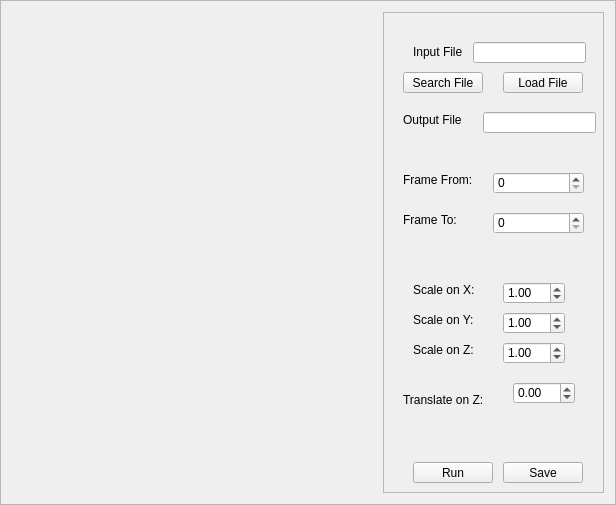
Old version of the form Dev/OSG/Src/Props/Avatar/AnimationEditor/VRAnimationEditorGUI.ui in the repository octaviansoldea/VRShop.
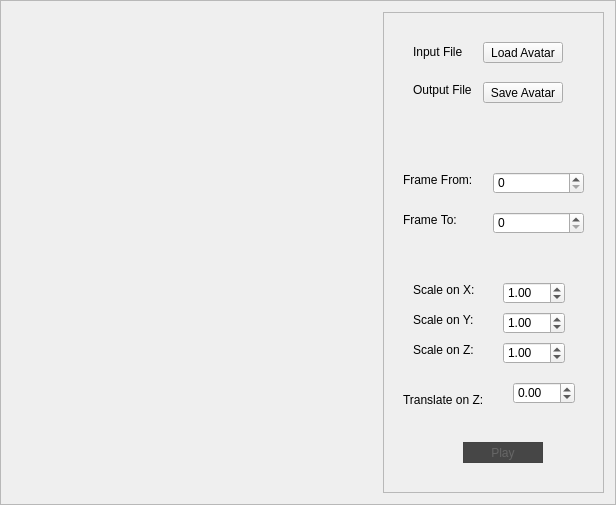
New version of the form. Icons and pictures are not drawn. Custom widgets are drawn as their Qt base class.

Commit message: Avatar editor updated and polished

The edit to the form file:
```diff
--- a/Dev/OSG/Src/Props/Avatar/AnimationEditor/VRAnimationEditorGUI.ui
+++ b/Dev/OSG/Src/Props/Avatar/AnimationEditor/VRAnimationEditorGUI.ui
@@ -62,17 +62,47 @@
      <property name="frameShadow">
       <enum>QFrame::Raised</enum>
      </property>
-     <widget class="QPushButton" name="m_pPushButtonRun">
+     <widget class="QToolButton" name="m_pToolButtonPlay">
       <property name="geometry">
        <rect>
-        <x>30</x>
-        <y>450</y>
+        <x>80</x>
+        <y>430</y>
         <width>80</width>
         <height>21</height>
        </rect>
       </property>
+      <property name="styleSheet">
+       <string notr="true">QToolButton {
+	border: 1px solid rgb(67,67,67);
+	color:rgb(102,102,102);
+	background-color:rgb(70,70,70);
+	selection-background-color: rgb(102,102,102);
+}
+
+QToolButton:hover	{
+	color: white;
+}
+
+QToolButton:checked {
+	background-color:rgb(102,102,102);
+	color:white;
+}
+</string>
+      </property>
       <property name="text">
-       <string>Run</string>
+       <string>Play</string>
+      </property>
+      <property name="checkable">
+       <bool>true</bool>
+      </property>
+      <property name="checked">
+       <bool>false</bool>
+      </property>
+      <property name="popupMode">
+       <enum>QToolButton::DelayedPopup</enum>
+      </property>
+      <property name="toolButtonStyle">
+       <enum>Qt::ToolButtonIconOnly</enum>
       </property>
      </widget>
      <widget class="QLabel" name="label_6">
@@ -156,8 +186,8 @@
      <widget class="QLabel" name="label_2">
       <property name="geometry">
        <rect>
-        <x>20</x>
-        <y>100</y>
+        <x>30</x>
+        <y>70</y>
         <width>61</width>
         <height>16</height>
        </rect>
@@ -179,19 +209,6 @@
        <string>Input File</string>
       </property>
      </widget>
-     <widget class="QPushButton" name="m_pPushButtonSave">
-      <property name="geometry">
-       <rect>
-        <x>120</x>
-        <y>450</y>
-        <width>80</width>
-        <height>21</height>
-       </rect>
-      </property>
-      <property name="text">
-       <string>Save</string>
-      </property>
-     </widget>
      <widget class="QDoubleSpinBox" name="m_pDoubleSpinBoxPosZ">
       <property name="geometry">
        <rect>
@@ -282,50 +299,30 @@
        <number>9999</number>
       </property>
      </widget>
-     <widget class="QLineEdit" name="m_pLineEditInputFile">
+     <widget class="QPushButton" name="m_pPushButtonLoadAvatar">
       <property name="geometry">
        <rect>
-        <x>90</x>
+        <x>100</x>
         <y>30</y>
-        <width>113</width>
+        <width>80</width>
         <height>21</height>
        </rect>
       </property>
+      <property name="text">
+       <string>Load Avatar</string>
+      </property>
      </widget>
-     <widget class="QLineEdit" name="m_pLineEditOutputFile">
+     <widget class="QPushButton" name="m_pPushButtonSaveAvatar">
       <property name="geometry">
        <rect>
         <x>100</x>
-        <y>100</y>
-        <width>113</width>
-        <height>21</height>
-       </rect>
-      </property>
-     </widget>
-     <widget class="QPushButton" name="m_pPushButtonSearchFile">
-      <property name="geometry">
-       <rect>
-        <x>20</x>
-        <y>60</y>
+        <y>70</y>
         <width>80</width>
         <height>21</height>
        </rect>
       </property>
       <property name="text">
-       <string>Search File</string>
-      </property>
-     </widget>
-     <widget class="QPushButton" name="m_pPushButtonLoadFile">
-      <property name="geometry">
-       <rect>
-        <x>120</x>
-        <y>60</y>
-        <width>80</width>
-        <height>21</height>
-       </rect>
-      </property>
-      <property name="text">
-       <string>Load File</string>
+       <string>Save Avatar</string>
       </property>
      </widget>
     </widget>
```
Left out of the diff: 1035 changed lines with no effect on the pictures. The commit also changes 5 other files.
